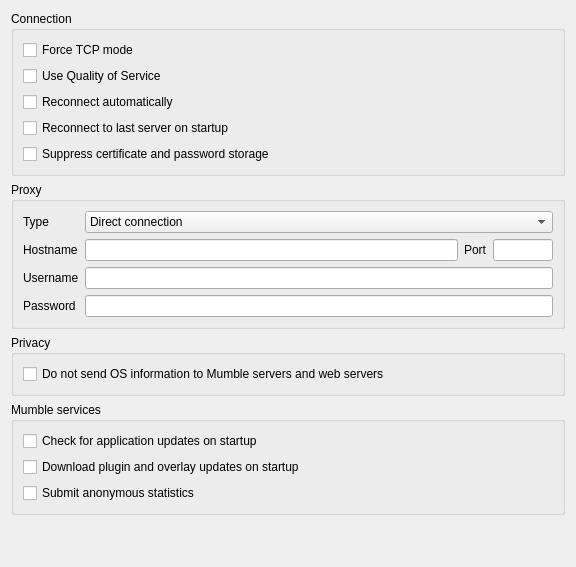
BF3RM/RmMumble, file src/mumble/NetworkConfig.ui: the form before one commit.
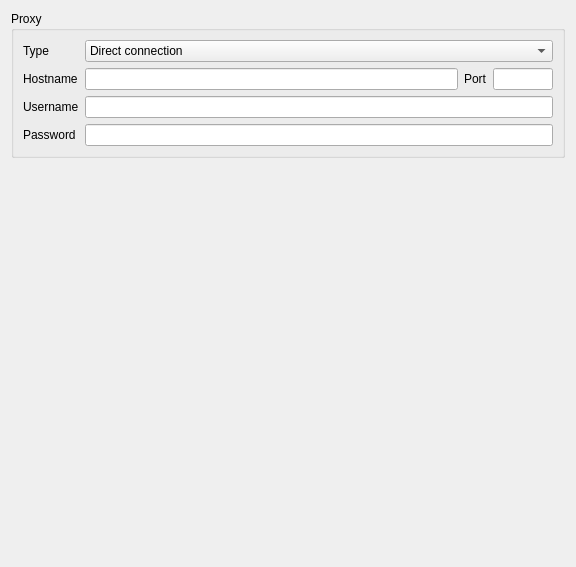
The form after the commit. Custom widgets are drawn as their Qt base class.

What changed in the file:
```diff
--- a/src/mumble/NetworkConfig.ui
+++ b/src/mumble/NetworkConfig.ui
@@ -14,83 +14,6 @@
    <string notr="true">Form</string>
   </property>
   <layout class="QVBoxLayout" name="verticalLayout_2">
-   <item>
-    <widget class="QGroupBox" name="qgbConnection">
-     <property name="sizePolicy">
-      <sizepolicy hsizetype="Preferred" vsizetype="Minimum">
-       <horstretch>0</horstretch>
-       <verstretch>0</verstretch>
-      </sizepolicy>
-     </property>
-     <property name="title">
-      <string>Connection</string>
-     </property>
-     <layout class="QVBoxLayout">
-      <item>
-       <widget class="QCheckBox" name="qcbTcpMode">
-        <property name="toolTip">
-         <string>Use TCP compatibility mode</string>
-        </property>
-        <property name="whatsThis">
-         <string>&lt;b&gt;Enable TCP compatibility mode&lt;/b&gt;.&lt;br /&gt;This will make Mumble use only TCP when communicating with the server. This will increase overhead and cause lost packets to produce noticeable pauses in communication, so this should only be used if you are unable to use the default (which uses UDP for voice and TCP for control).</string>
-        </property>
-        <property name="text">
-         <string>Force TCP mode</string>
-        </property>
-       </widget>
-      </item>
-      <item>
-       <widget class="QCheckBox" name="qcbQoS">
-        <property name="toolTip">
-         <string>Enable QoS to prioritize packets</string>
-        </property>
-        <property name="whatsThis">
-         <string>This will enable QoS, which will attempt to prioritize voice packets over other traffic.</string>
-        </property>
-        <property name="text">
-         <string>Use Quality of Service</string>
-        </property>
-       </widget>
-      </item>
-      <item>
-       <widget class="QCheckBox" name="qcbAutoReconnect">
-        <property name="toolTip">
-         <string>Reconnect when disconnected</string>
-        </property>
-        <property name="whatsThis">
-         <string>&lt;b&gt;Reconnect when disconnected&lt;/b&gt;.&lt;br /&gt;This will make Mumble try to automatically reconnect after 10 seconds if your server connection fails.</string>
-        </property>
-        <property name="text">
-         <string>Reconnect automatically</string>
-        </property>
-       </widget>
-      </item>
-      <item>
-       <widget class="QCheckBox" name="qcbAutoConnect">
-        <property name="toolTip">
-         <string>Reconnect to last used server when starting Mumble</string>
-        </property>
-        <property name="text">
-         <string>Reconnect to last server on startup</string>
-        </property>
-       </widget>
-      </item>
-      <item>
-       <widget class="QCheckBox" name="qcbSuppressIdentity">
-        <property name="toolTip">
-         <string>Don't send certificate to server and don't save passwords. (Not saved).</string>
-        </property>
-        <property name="whatsThis">
-         <string>&lt;b&gt;This will suppress identity information from the client.&lt;/b&gt;&lt;p&gt;The client will not identify itself with a certificate, even if defined, and will not cache passwords for connections. This is primarily a test-option and is not saved.&lt;/p&gt;</string>
-        </property>
-        <property name="text">
-         <string>Suppress certificate and password storage</string>
-        </property>
-       </widget>
-      </item>
-     </layout>
-    </widget>
-   </item>
    <item>
     <widget class="QGroupBox" name="qgbProxy">
      <property name="sizePolicy">
@@ -272,77 +195,6 @@
      </layout>
     </widget>
    </item>
-   <item>
-    <widget class="QGroupBox" name="qgbPrivacy">
-     <property name="title">
-      <string>Privacy</string>
-     </property>
-     <layout class="QVBoxLayout" name="verticalLayout_4">
-      <item>
-       <widget class="QCheckBox" name="qcbHideOS">
-        <property name="toolTip">
-         <string>Prevent OS information being sent to Mumble servers and web servers</string>
-        </property>
-        <property name="whatsThis">
-         <string>&lt;b&gt;Don't send OS information to servers&lt;/b&gt;&lt;br/&gt;
-Prevents the client from sending potentially identifying information about the operating system to the Mumble server and web servers.</string>
-        </property>
-        <property name="text">
-         <string>Do not send OS information to Mumble servers and web servers</string>
-        </property>
-       </widget>
-      </item>
-     </layout>
-    </widget>
-   </item>
-   <item>
-    <widget class="QGroupBox" name="qgbServices">
-     <property name="title">
-      <string>Mumble services</string>
-     </property>
-     <layout class="QVBoxLayout" name="verticalLayout">
-      <item>
-       <widget class="QCheckBox" name="qcbAutoUpdate">
-        <property name="toolTip">
-         <string>Check for new releases of Mumble automatically.</string>
-        </property>
-        <property name="whatsThis">
-         <string>This will check for new releases of Mumble every time you start the program, and notify you if one is available.</string>
-        </property>
-        <property name="text">
-         <string>Check for application updates on startup</string>
-        </property>
-       </widget>
-      </item>
-      <item>
-       <widget class="QCheckBox" name="qcbPluginUpdate">
-        <property name="toolTip">
-         <string>Check for new releases of plugins automatically.</string>
-        </property>
-        <property name="whatsThis">
-         <string>This will check for new releases of plugins every time you start the program, and download them automatically.</string>
-        </property>
-        <property name="text">
-         <string>Download plugin and overlay updates on startup</string>
-        </property>
-       </widget>
-      </item>
-      <item>
-       <widget class="QCheckBox" name="qcbUsage">
-        <property name="toolTip">
-         <string>Submit anonymous statistics to the Mumble project</string>
-        </property>
-        <property name="whatsThis">
-         <string>&lt;b&gt;Submit anonymous statistics.&lt;/b&gt;&lt;br /&gt;Mumble has a small development team, and as such needs to focus its development where it is needed most. By submitting a bit of statistics you help the project determine where to focus development.</string>
-        </property>
-        <property name="text">
-         <string>Submit anonymous statistics</string>
-        </property>
-       </widget>
-      </item>
-     </layout>
-    </widget>
-   </item>
    <item>
     <spacer>
      <property name="orientation">
```
